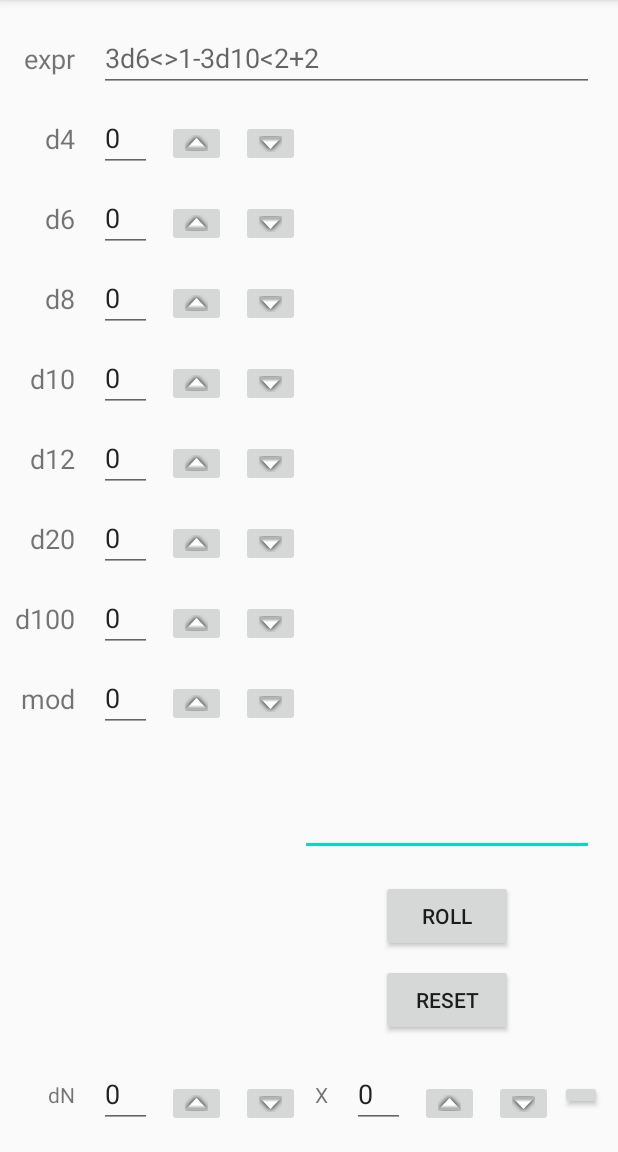
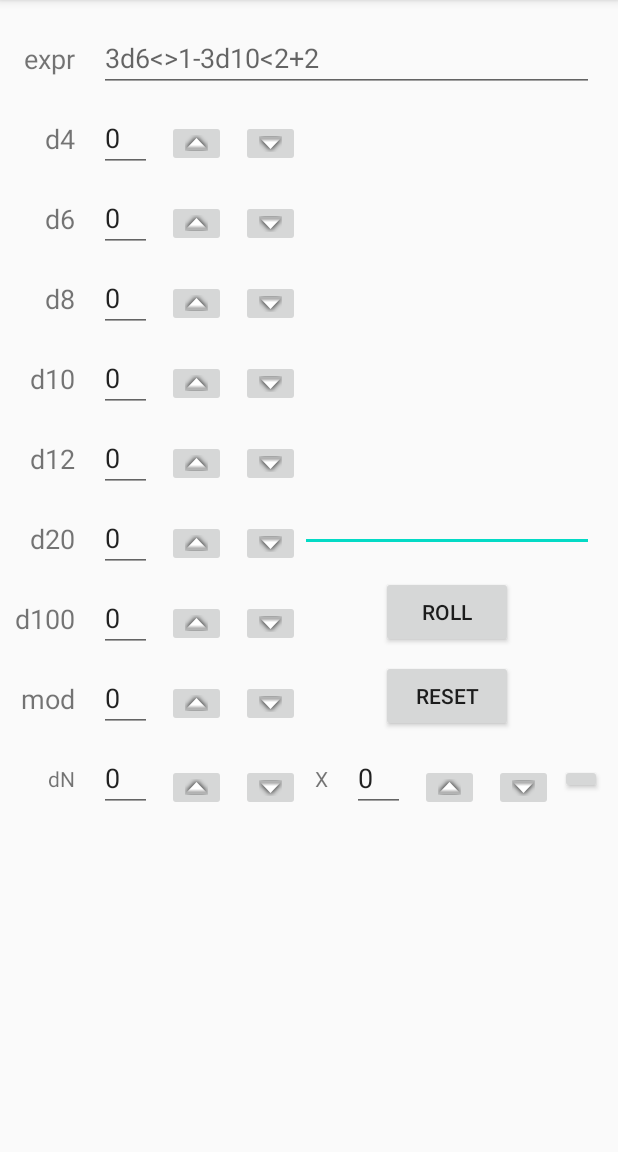
Before and after one commit to fluks/ADice, an Android app: the screen it shows after launch (MainActivity), on a phone screen of 412 x 824 dp, the part 84-1236 px from its top. Run offline under Robolectric (Android 15) with nearby library versions, the phone set to English and light mode, and no system bars.

Commit message:
Don't attach custom dice to the bottom of the screen
Stretch result text view to the end of mod and position custom dice after mod.

```diff
--- a/app/src/main/res/layout/content_main.xml
+++ b/app/src/main/res/layout/content_main.xml
@@ -72,10 +72,9 @@
         android:id="@+id/resetButton"
         android:layout_width="wrap_content"
         android:layout_height="wrap_content"
-        android:layout_marginBottom="16dp"
         android:onClick="reset"
         android:text="@string/reset_button"
-        app:layout_constraintBottom_toTopOf="@+id/dn1"
+        app:layout_constraintBottom_toBottomOf="@+id/mod"
         app:layout_constraintEnd_toEndOf="@+id/rollButton" />
 
     <TextView
@@ -476,12 +475,12 @@
         android:layout_height="wrap_content"
         android:layout_marginStart="16dp"
         android:layout_marginLeft="16dp"
-        android:layout_marginBottom="16dp"
+        android:layout_marginTop="8dp"
         android:ems="10"
         android:inputType="numberSigned"
         android:text="0"
-        app:layout_constraintBottom_toBottomOf="parent"
-        app:layout_constraintStart_toEndOf="@+id/dNText1" />
+        app:layout_constraintStart_toEndOf="@+id/dNText1"
+        app:layout_constraintTop_toBottomOf="@+id/mod" />
 
     <ImageButton
         android:id="@+id/incrDN1"
```
